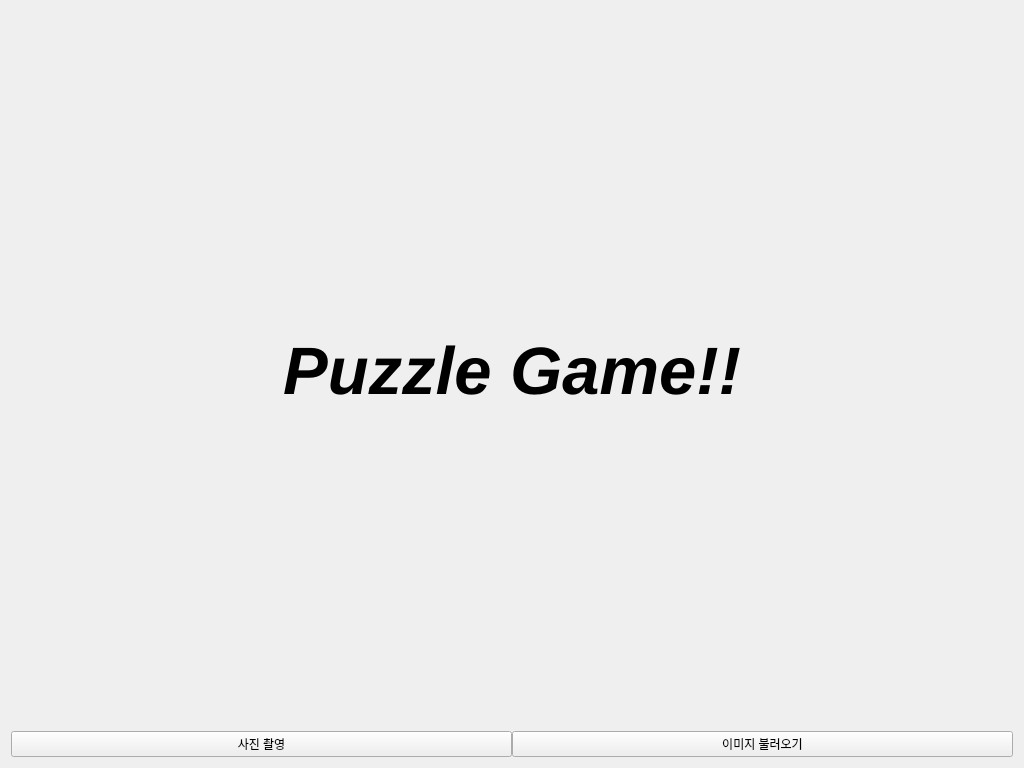
ghkdwjdxo99/Intel_7_openCV_project, file puzzle/puzzle.ui: the form before one commit.
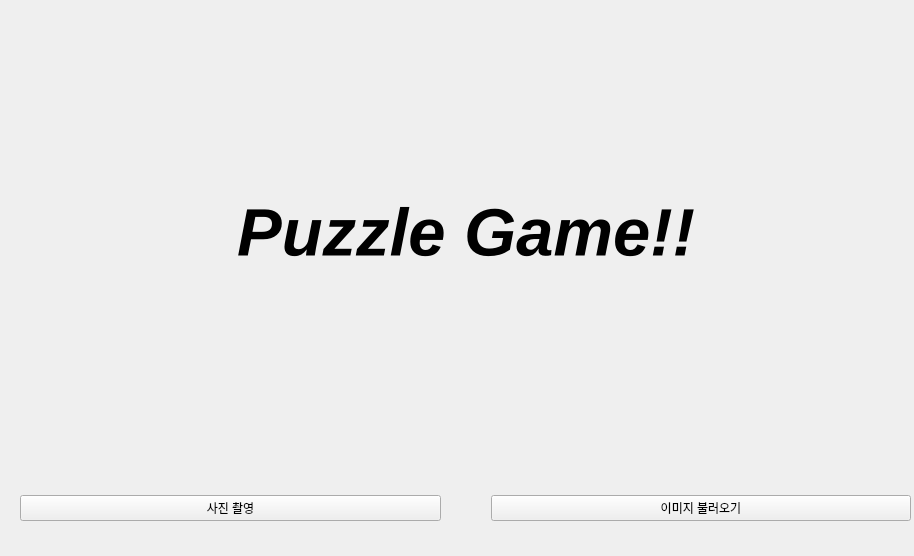
The form after the commit.

Patch:
```diff
--- a/puzzle/puzzle.ui
+++ b/puzzle/puzzle.ui
@@ -6,27 +6,28 @@
    <rect>
     <x>0</x>
     <y>0</y>
-    <width>1024</width>
-    <height>768</height>
+    <width>914</width>
+    <height>556</height>
    </rect>
   </property>
-  <property name="minimumSize">
-   <size>
-    <width>1024</width>
-    <height>768</height>
-   </size>
-  </property>
   <property name="windowTitle">
    <string>puzzle</string>
   </property>
-  <layout class="QVBoxLayout" name="verticalLayout_2">
-   <item>
-    <layout class="QVBoxLayout" name="verticalLayout" stretch="8,2">
+  <widget class="QWidget" name="verticalLayoutWidget_3">
+   <property name="geometry">
+    <rect>
+     <x>20</x>
+     <y>20</y>
+     <width>891</width>
+     <height>501</height>
+    </rect>
+   </property>
+   <layout class="QVBoxLayout" name="verticalLayout_5" stretch="8,2">
      <property name="spacing">
-      <number>0</number>
+     <number>50</number>
      </property>
      <item>
-      <layout class="QHBoxLayout" name="horizontalLayout_2">
+     <layout class="QHBoxLayout" name="horizontalLayout_5">
        <item>
         <spacer name="horizontalSpacer">
          <property name="orientation">
@@ -71,7 +72,7 @@
       </layout>
      </item>
      <item>
-      <layout class="QHBoxLayout" name="horizontalLayout">
+     <layout class="QHBoxLayout" name="horizontalLayout_6">
        <item>
         <widget class="QPushButton" name="cameraButton">
          <property name="text">
@@ -89,8 +90,7 @@
       </layout>
      </item>
     </layout>
-   </item>
-  </layout>
+  </widget>
  </widget>
  <resources/>
  <connections/>
```
Left out of the diff: 10 changed lines with no effect on the pictures. Lines whose indentation alone changed are shown as unchanged.
